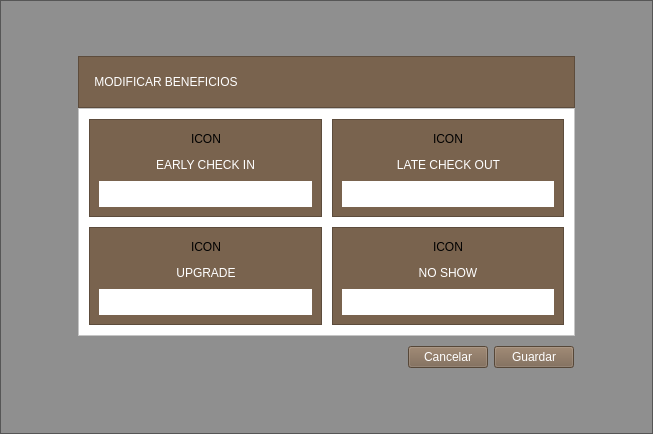
Qt form update_benefits.ui (altitude-solutions/Camino_Real_Desktop) before a commit.
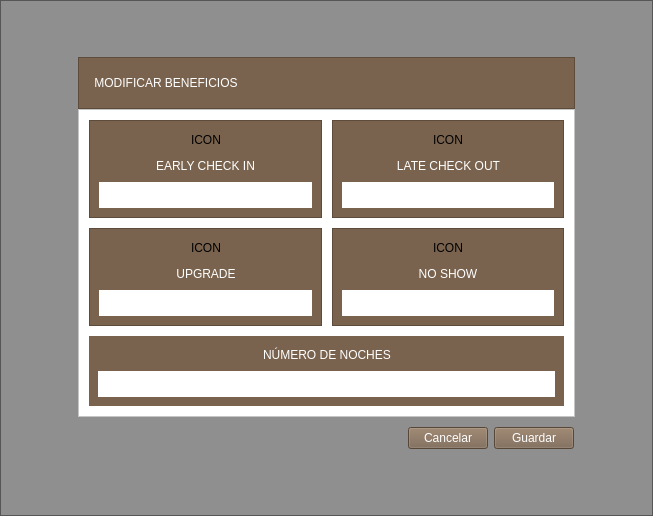
The same form after that commit.

Diff of the .ui file:
```diff
--- a/update_benefits.ui
+++ b/update_benefits.ui
@@ -7,7 +7,7 @@
     <x>0</x>
     <y>0</y>
     <width>653</width>
-    <height>434</height>
+    <height>516</height>
    </rect>
   </property>
   <property name="windowTitle">
@@ -136,7 +136,7 @@
             <property name="frameShadow">
              <enum>QFrame::Raised</enum>
             </property>
-            <layout class="QHBoxLayout" name="horizontalLayout_9">
+            <layout class="QVBoxLayout" name="verticalLayout_8">
              <property name="spacing">
               <number>10</number>
              </property>
@@ -648,6 +648,86 @@
                </item>
               </layout>
              </item>
+             <item>
+              <widget class="QFrame" name="verticalFrame">
+               <property name="styleSheet">
+                <string notr="true">background-color:#79634E;</string>
+               </property>
+               <layout class="QVBoxLayout" name="verticalLayout_7">
+                <property name="leftMargin">
+                 <number>9</number>
+                </property>
+                <property name="topMargin">
+                 <number>9</number>
+                </property>
+                <property name="rightMargin">
+                 <number>9</number>
+                </property>
+                <property name="bottomMargin">
+                 <number>9</number>
+                </property>
+                <item>
+                 <layout class="QHBoxLayout" name="horizontalLayout_14">
+                  <item>
+                   <spacer name="horizontalSpacer_21">
+                    <property name="orientation">
+                     <enum>Qt::Horizontal</enum>
+                    </property>
+                    <property name="sizeHint" stdset="0">
+                     <size>
+                      <width>40</width>
+                      <height>20</height>
+                     </size>
+                    </property>
+                   </spacer>
+                  </item>
+                  <item>
+                   <widget class="QLabel" name="label_3">
+                    <property name="styleSheet">
+                     <string notr="true">font: 12pt &quot;MS Shell Dlg 2&quot;;
+color:white;</string>
+                    </property>
+                    <property name="text">
+                     <string>NÚMERO DE NOCHES</string>
+                    </property>
+                   </widget>
+                  </item>
+                  <item>
+                   <spacer name="horizontalSpacer_24">
+                    <property name="orientation">
+                     <enum>Qt::Horizontal</enum>
+                    </property>
+                    <property name="sizeHint" stdset="0">
+                     <size>
+                      <width>40</width>
+                      <height>20</height>
+                     </size>
+                    </property>
+                   </spacer>
+                  </item>
+                 </layout>
+                </item>
+                <item>
+                 <widget class="QLineEdit" name="nights">
+                  <property name="styleSheet">
+                   <string notr="true">background-color:white;
+border-radius:15px;
+color: #294D39;
+font: 12pt &quot;MS Shell Dlg 2&quot;;
+padding:5px;
+min-height:1.8em;
+
+
+</string>
+                  </property>
+                  <property name="alignment">
+                   <set>Qt::AlignCenter</set>
+                  </property>
+                 </widget>
+                </item>
+               </layout>
+              </widget>
+             </item>
             </layout>
            </widget>
           </item>
```
